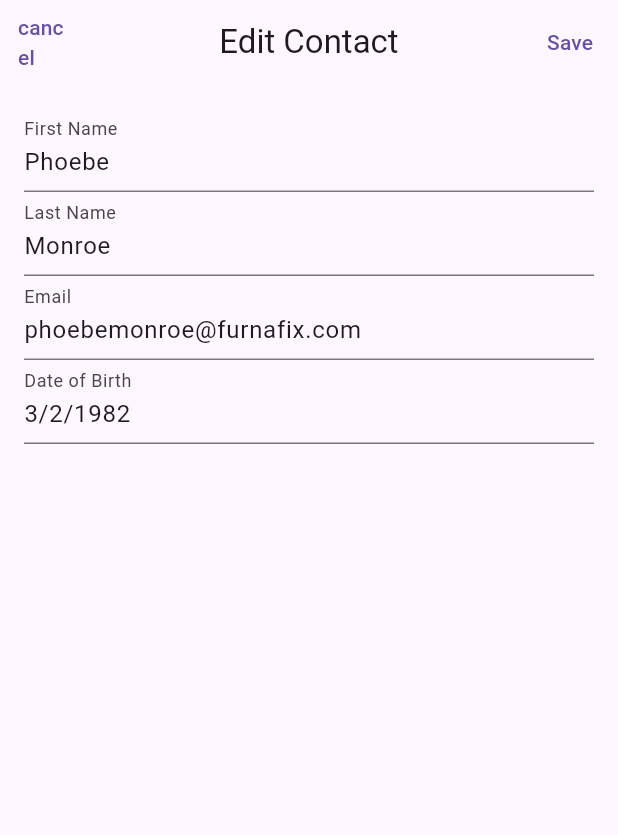
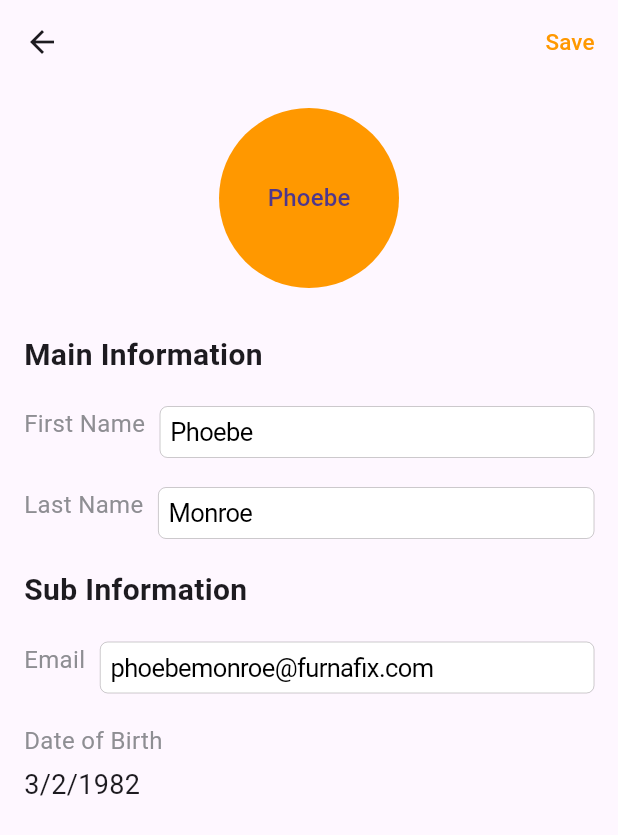
Before and after one commit to aldyrains/test_trinity_wizard, a Flutter app: the screen it shows after launch, after a tap on an icon or button, on a phone screen of 412 x 824 dp. Shown: the top 835 px of the screen. Run offline on Flutter 3.47's test engine with Material 3 defaults, Android fonts, the phone set to English and light mode, and no system bars.

Commit message:
fix UI and DateTime picker

```diff
--- a/lib/edit_contact_page.dart
+++ b/lib/edit_contact_page.dart
@@ -1,10 +1,12 @@
+import 'package:flutter/cupertino.dart';
 import 'package:flutter/material.dart';
 
 class EditContactPage extends StatefulWidget {
   final Map<String, dynamic> contact;
   final Function(Map<String, dynamic>) onSave;
 
-  EditContactPage({required this.contact, required this.onSave});
+  const EditContactPage(
+      {super.key, required this.contact, required this.onSave});
 
   @override
   _EditContactPageState createState() => _EditContactPageState();
@@ -15,7 +17,7 @@ class _EditContactPageState extends State<EditContactPage> {
   late String firstName;
   late String lastName;
   late String email;
-  late String dob;
+  late DateTime dob;
 
   @override
   void initState() {
@@ -23,22 +25,32 @@ class _EditContactPageState extends State<EditContactPage> {
     firstName = widget.contact['firstName'];
     lastName = widget.contact['lastName'];
     email = widget.contact['email'] ?? '';
-    dob = widget.contact['dob'] ?? '';
+    dob = _parseDate(widget.contact['dob']);
+  }
+
+  DateTime _parseDate(String? dateString) {
+    if (dateString != null && dateString.isNotEmpty) {
+      List<String> parts = dateString.split('/');
+      if (parts.length == 3) {
+        int day = int.tryParse(parts[0]) ?? 1;
+        int month = int.tryParse(parts[1]) ?? 1;
+        int year = int.tryParse(parts[2]) ?? DateTime.now().year;
+        return DateTime(year, month, day);
+      }
+    }
+    return DateTime.now(); // Default to current date if parsing fails
   }
 
   @override
   Widget build(BuildContext context) {
     return Scaffold(
       appBar: AppBar(
-          leading: TextButton(
-
-            onPressed: () {
-              Navigator.pop(context);
-            },
-            child: Text('cancel'),
-          ),
-          title: Text('Edit Contact'),
-          centerTitle: true,
+          // leading: TextButton(
+          //   onPressed: () {
+          //     Navigator.pop(context);
+          //   },
+          //   child: Text('cancel'),
+          // ),
           actions: [
             TextButton(
               onPressed: () {
@@ -55,7 +67,10 @@ class _EditContactPageState extends State<EditContactPage> {
                   Navigator.pop(context, updatedContact);
                 }
               },
-              child: Text('Save'),
+              child: const Text(
+                'Save',
+                style: TextStyle(color: Colors.orange, fontSize: 15),
+              ),
             ),
           ]),
       body: SingleChildScrollView(
@@ -64,52 +79,103 @@ class _EditContactPageState extends State<EditContactPage> {
           child: Form(
             key: _formKey,
             child: Column(
+              crossAxisAlignment: CrossAxisAlignment.start,
               children: [
-                TextFormField(
-                  initialValue: firstName,
-                  decoration: InputDecoration(labelText: 'First Name'),
-                  validator: (value) {
-                    if (value == null || value.isEmpty) {
-                      return 'Please enter first name';
-                    }
-                    return null;
-                  },
-                  onSaved: (value) {
-                    firstName = value!;
+                Center(
+                  child: CircleAvatar(
+                    backgroundColor: Colors.orange,
+                    radius: 60,
+                    child: Text([firstName][0]),
+                  ),
+                ),
+                const SizedBox(height: 30),
+                const Text(
+                  'Main Information',
+                  style: TextStyle(fontSize: 20, fontWeight: FontWeight.bold),
+                ),
+                SizedBox(
+                  height: 20,
+                ),
+                buildTextFieldRow(
+                  label: 'First Name',
+                  placeholder: 'First Name',
+                  controller: TextEditingController(text: firstName),
+                  onChanged: (value) {
+                    firstName = value;
                   },
                   textInputAction: TextInputAction.next,
                 ),
-                TextFormField(
-                  initialValue: lastName,
-                  decoration: InputDecoration(labelText: 'Last Name'),
-                  validator: (value) {
-                    if (value == null || value.isEmpty) {
-                      return 'Please enter last name';
-                    }
-                    return null;
-                  },
-                  onSaved: (value) {
-                    lastName = value!;
+                const SizedBox(height: 20),
+                buildTextFieldRow(
+                  label: 'Last Name',
+                  placeholder: 'Last Name',
+                  controller: TextEditingController(text: lastName),
+                  onChanged: (value) {
+                    lastName = value;
                   },
                   textInputAction: TextInputAction.next,
                 ),
-                TextFormField(
-                  initialValue: email,
-                  decoration: InputDecoration(labelText: 'Email'),
-                  onSaved: (value) {
-                    email = value!;
+                const SizedBox(height: 20),
+                const Text(
+                  'Sub Information',
+                  style: TextStyle(fontSize: 20, fontWeight: FontWeight.bold),
+                ),
+                SizedBox(
+                  height: 20,
+                ),
+                buildTextFieldRow(
+                  label: 'Email',
+                  controller: TextEditingController(text: email),
+                  placeholder: 'Email',
+                  onChanged: (value) {
+                    email = value;
                   },
-                  textInputAction: TextInputAction.next,
                 ),
-                TextFormField(
-                  initialValue: dob,
-                  decoration: InputDecoration(labelText: 'Date of Birth'),
-                  onSaved: (value) {
-                    dob = value!;
+                const SizedBox(height: 20),
+                GestureDetector(
+                  onTap: () async {
+                    final DateTime? picked =
+                        await showCupertinoModalPopup<DateTime>(
+                      context: context,
+                      builder: (BuildContext context) {
+                        return Container(
+                          height: 300.0,
+                          child: CupertinoDatePicker(
+                            mode: CupertinoDatePickerMode.date,
+                            initialDateTime: dob,
+                            onDateTimeChanged: (DateTime newDateTime) {
+                              setState(() {
+                                dob = newDateTime;
+                              });
+                            },
+                          ),
+                        );
+                      },
+                    );
+
+                    if (picked != null && picked != dob) {
+                      setState(() {
+                        dob = picked;
+                      });
+                    }
                   },
-                  textInputAction: TextInputAction.done,
+                  child: Column(
+                    crossAxisAlignment: CrossAxisAlignment.start,
+                    children: [
+                      const Text(
+                        'Date of Birth',
+                        style: TextStyle(
+                            fontSize: 16.0, color: CupertinoColors.systemGrey),
+                      ),
+                      SizedBox(height: 5),
+                      Text(
+                        '${dob.day}/${dob.month}/${dob.year}',
+                        style: TextStyle(fontSize: 18.0),
+                      ),
+                      SizedBox(height: 20),
+                    ],
+                  ),
                 ),
-                SizedBox(height: 20),
               ],
             ),
           ),
@@ -117,4 +183,32 @@ class _EditContactPageState extends State<EditContactPage> {
       ),
     );
   }
+
+  Widget buildTextFieldRow({
+    required String label,
+    required TextEditingController controller,
+    required String placeholder,
+    required Function(String) onChanged,
+    TextInputAction textInputAction = TextInputAction.next,
+  }) {
+    return Row(
+      crossAxisAlignment: CrossAxisAlignment.start,
+      children: [
+        Text(
+          label,
+          style: const TextStyle(
+              fontSize: 16.0, color: CupertinoColors.systemGrey),
+        ),
+        const SizedBox(width: 10),
+        Expanded(
+          child: CupertinoTextField(
+            placeholder: placeholder,
+            controller: controller,
+            onChanged: onChanged,
+            textInputAction: textInputAction,
+          ),
+        ),
+      ],
+    );
+  }
 }
```
Also changed, not shown: lib/second_page.dart (deleted, +0 -15 lines).
